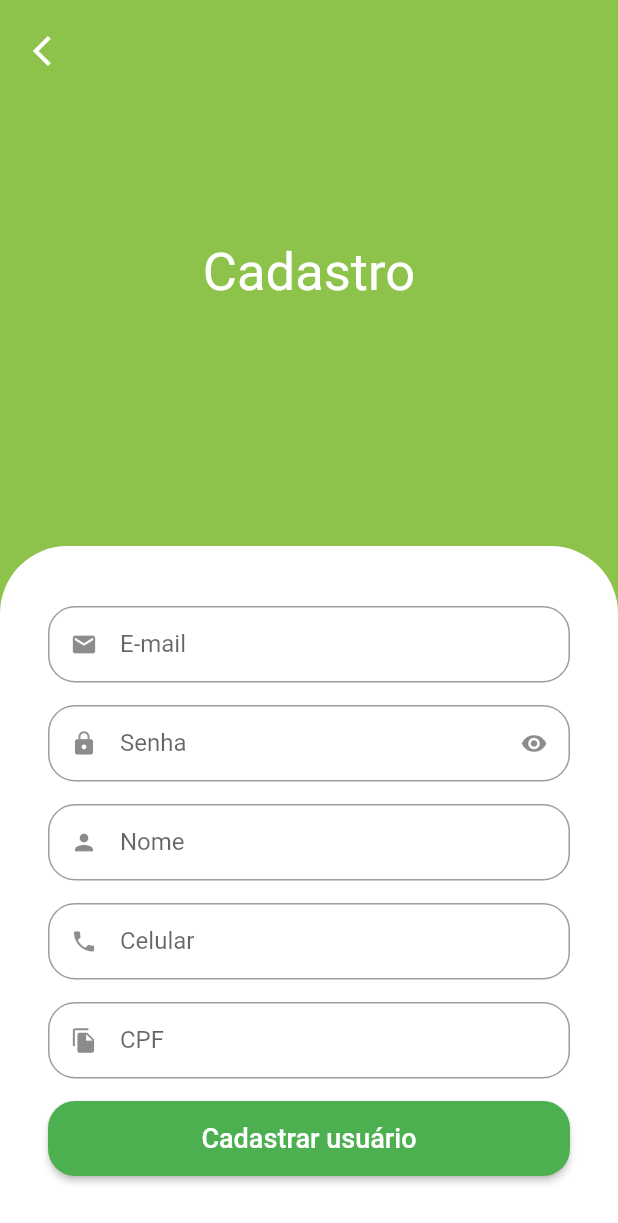
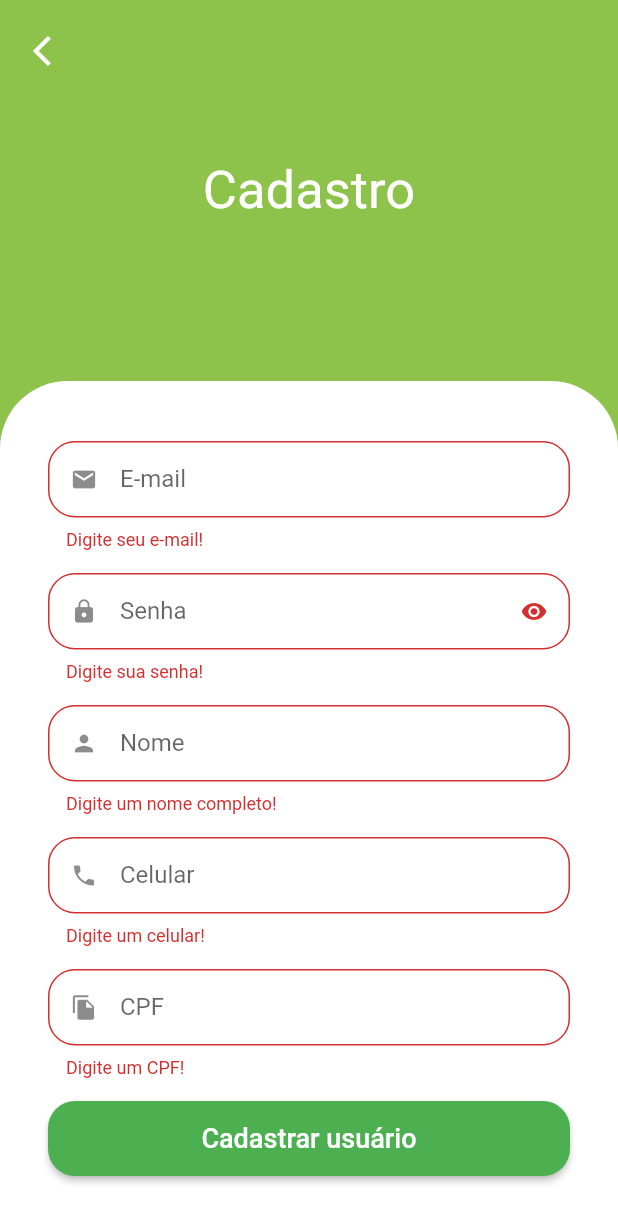
Before and after one commit to nicolaspaxao/green-grocer-course, a Flutter app: the SignUpScreen screen opened by its route, after a tap on "Cadastrar usuário", on a phone screen of 412 x 824 dp. Shown: the top 1223 px of the screen. Run offline on Flutter 3.47's test engine with Material 2 defaults, Android fonts, the light colour scheme and no system bars; our stand-ins replace animated_text_kit, dio, flutter_secure_storage, fluttertoast, freezed_annotation, get and 3 more; missing offline and left inert: add_to_cart_animation; accounts and stored records are empty.

Commit message:
Criando as funcionalidades de login, signup e forget password

```diff
--- a/lib/dependency_injection.dart
+++ b/lib/dependency_injection.dart
@@ -4,6 +4,6 @@ import 'src/pages/auth/controller/auth_controller.dart';
 
 class DependencyInjection {
   static init() {
-    Get.lazyPut<AuthController>(() => AuthController());
+    Get.put<AuthController>(AuthController());
   }
 }
--- a/lib/src/constants/endpoints.dart
+++ b/lib/src/constants/endpoints.dart
@@ -4,4 +4,5 @@ abstract class Endpoints {
   static const String signIn = '$baseUrl/login';
   static const String signUp = '$baseUrl/signup';
   static const String validateToken = '$baseUrl/validate-token';
+  static const String forgetPassword = '$baseUrl/reset-password';
 }
--- a/lib/src/pages/auth/repositories/auth_errors.dart
+++ b/lib/src/pages/auth/repositories/auth_errors.dart
@@ -4,6 +4,12 @@ String authErrosString(String? code) {
       return 'E-mail e/ou senha inválidos.';
     case 'Invalid session token':
       return 'Token de usuário inválido.';
+    case 'INVALID_FULLNAME':
+      return 'Ocorreu um erro ao cadastrar usuário: Nome inválido.';
+    case 'INVALID_PHONE':
+      return 'Ocorreu um erro ao cadastrar usuário: Celular inválido.';
+    case 'INVALID_CPF':
+      return 'Ocorreu um erro ao cadastrar usuário: CPF inválido.';
     default:
       return 'Um erro indefinido ocorreu.';
   }
--- a/lib/src/pages/auth/view/sign_up_screen.dart
+++ b/lib/src/pages/auth/view/sign_up_screen.dart
@@ -1,7 +1,11 @@
 import 'package:flutter/material.dart';
+import 'package:get/get.dart';
 import 'package:mask_text_input_formatter/mask_text_input_formatter.dart';
 import 'package:quitanda_com_getx/src/pages/common/custom_text_field.dart';
 import 'package:quitanda_com_getx/src/config/colors.dart';
+import 'package:quitanda_com_getx/src/services/validators.dart';
+
+import '../controller/auth_controller.dart';
 
 class SignUpScreen extends StatelessWidget {
   SignUpScreen({Key? key}) : super(key: key);
@@ -14,11 +18,14 @@ class SignUpScreen extends StatelessWidget {
   );
 
   final phoneFormatter = MaskTextInputFormatter(
-    mask: '(##)# ####-####',
+    mask: '(##) #####-####',
     filter: {
       '#': RegExp(r'[0-9]'),
     },
   );
+
+  final _formState = GlobalKey<FormState>();
+  final authController = Get.find<AuthController>();
 
   @override
   Widget build(BuildContext context) {
@@ -48,48 +55,89 @@ class SignUpScreen extends StatelessWidget {
                         top: Radius.circular(45),
                       ),
                     ),
+                    child: Form(
+                      key: _formState,
                       child: Column(
                         crossAxisAlignment: CrossAxisAlignment.stretch,
                         children: [
-                        const CustomTextField(
+                          CustomTextField(
                             label: 'E-mail',
                             icon: Icons.email,
+                            keyboardType: TextInputType.emailAddress,
+                            validator: Validators.emailValidator,
+                            onSaved: (value) {
+                              authController.user.email = value;
+                            },
                           ),
-                        const CustomTextField(
+                          CustomTextField(
                             label: 'Senha',
                             icon: Icons.lock,
                             isSecret: true,
+                            validator: Validators.passwordValidator,
+                            onSaved: (value) {
+                              authController.user.password = value;
+                            },
                           ),
-                        const CustomTextField(
+                          CustomTextField(
                             label: 'Nome',
                             icon: Icons.person,
+                            keyboardType: TextInputType.name,
+                            validator: Validators.nameValidator,
+                            onSaved: (value) {
+                              authController.user.name = value;
+                            },
                           ),
                           CustomTextField(
                             label: 'Celular',
                             icon: Icons.phone,
                             inputFormatters: [phoneFormatter],
+                            keyboardType: TextInputType.phone,
+                            validator: Validators.phoneValidator,
+                            onSaved: (value) {
+                              authController.user.phone = value;
+                            },
                           ),
                           CustomTextField(
                             label: 'CPF',
                             icon: Icons.file_copy,
+                            keyboardType: TextInputType.number,
+                            validator: Validators.cpfValidator,
                             inputFormatters: [
                               cpfFormatter,
                             ],
+                            onSaved: (value) {
+                              authController.user.cpf = value;
+                            },
                           ),
                           SizedBox(
                             height: 50,
-                          child: ElevatedButton(
+                            child: Obx(
+                              () => ElevatedButton(
                                 style: ElevatedButton.styleFrom(
                                     shape: RoundedRectangleBorder(
-                                    borderRadius: BorderRadius.circular(18))),
-                            onPressed: () {},
-                            child: const Text(
+                                        borderRadius:
+                                            BorderRadius.circular(18))),
+                                onPressed: authController.isLoading.value
+                                    ? null
+                                    : () {
+                                        FocusScope.of(context).unfocus();
+                                        if (_formState.currentState!
+                                            .validate()) {
+                                          _formState.currentState!.save();
+                                          authController.signUp();
+                                        }
+                                      },
+                                child: authController.isLoading.value
+                                    ? const CircularProgressIndicator()
+                                    : const Text(
                                         'Cadastrar usuário',
                                         style: TextStyle(fontSize: 18),
                                       ),
                               ),
                             ),
+                          ),
                         ],
+                      ),
                     ),
                   )
                 ],
--- a/lib/src/pages/common/custom_text_field.dart
+++ b/lib/src/pages/common/custom_text_field.dart
@@ -1,4 +1,3 @@
-// ignore_for_file: public_member_api_docs, sort_constructors_first
 import 'package:flutter/material.dart';
 import 'package:flutter/services.dart';
 
@@ -10,7 +9,10 @@ class CustomTextField extends StatefulWidget {
   final String? initialValue;
   final bool? isReadOnly;
   final String? Function(String?)? validator;
+  final void Function(String?)? onSaved;
   final TextEditingController? controller;
+  final TextInputType? keyboardType;
+  final GlobalKey<FormFieldState>? formFieldKey;
 
   const CustomTextField({
     Key? key,
@@ -21,7 +23,10 @@ class CustomTextField extends StatefulWidget {
     this.initialValue,
     this.isReadOnly = false,
     this.validator,
+    this.onSaved,
     this.controller,
+    this.keyboardType,
+    this.formFieldKey,
   }) : super(key: key);
 
   @override
@@ -42,12 +47,15 @@ class _CustomTextFieldState extends State<CustomTextField> {
     return Padding(
       padding: const EdgeInsets.only(bottom: 15),
       child: TextFormField(
+        key: widget.formFieldKey,
         initialValue: widget.initialValue,
         readOnly: widget.isReadOnly!,
         inputFormatters: widget.inputFormatters,
         obscureText: isObscure,
         validator: widget.validator,
         controller: widget.controller,
+        keyboardType: widget.keyboardType,
+        onSaved: widget.onSaved,
         decoration: InputDecoration(
           labelText: widget.label,
           suffixIcon: widget.isSecret
--- /dev/null
+++ b/lib/src/services/validators.dart
@@ -0,0 +1,53 @@
+import 'package:get/get.dart';
+
+class Validators {
+  static String? emailValidator(String? email) {
+    if (email == null || email.isEmpty) {
+      return 'Digite seu e-mail!';
+    }
+    if (!email.isEmail) {
+      return 'Digite um e-mail válido!';
+    }
+    return null;
+  }
+
+  static String? passwordValidator(String? senha) {
+    if (senha == null || senha.isEmpty) {
+      return 'Digite sua senha!';
+    }
+    if (senha.length < 7) {
+      return 'Crie uma senha com pelo menos 7 digitos';
+    }
+    return null;
+  }
+
+  static String? nameValidator(String? name) {
+    if (name == null || name.isEmpty) {
+      return 'Digite um nome completo!';
+    }
+    if (name.split(' ').length == 1) {
+      return 'Digite também seu sobrenome!';
+    }
+    return null;
+  }
+
+  static String? phoneValidator(String? phone) {
+    if (phone == null || phone.isEmpty) {
+      return 'Digite um celular!';
+    }
+    if (!phone.isPhoneNumber || phone.length < 15) {
+      return 'Digite um número válido!';
+    }
+    return null;
+  }
+
+  static String? cpfValidator(String? cpf) {
+    if (cpf == null || cpf.isEmpty) {
+      return 'Digite um CPF!';
+    }
+    if (!cpf.isCpf) {
+      return 'Digite um CPF válido!';
+    }
+    return null;
+  }
+}
```
Also changed, not shown: lib/src/pages/auth/components/forgot_password_dialog.dart (added, +100 -0 lines), lib/src/pages/auth/controller/auth_controller.dart (+18 -2 lines), lib/src/pages/auth/repositories/auth_repository.dart (+21 -12 lines), lib/src/pages/auth/view/sign_in_screen.dart (+13 -25 lines), lib/src/pages/profile/profile_tab.dart (+6 -1 lines), 1 other file. Lines whose indentation alone changed are shown as unchanged.
